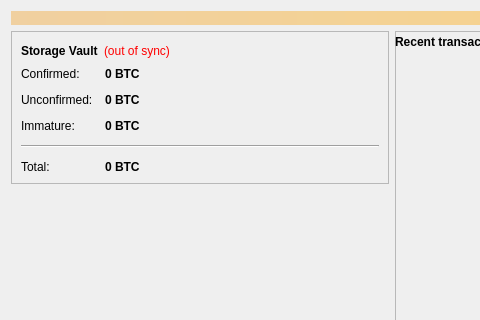
Above: src/qt/forms/overviewpage.ui from bryceweiner/petrodollar before the change; both pictures show x 0 to 480 and y 0 to 320 of the 784 by 477 pixel window. Below: the same form after it.
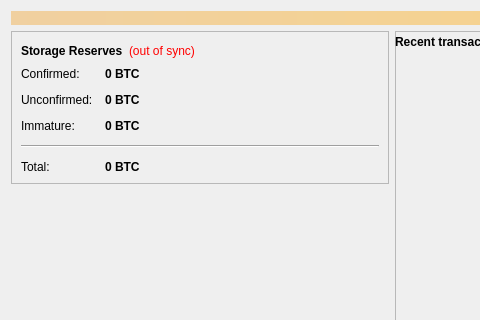
That is the form after the change. Icons and pictures are not drawn.

Commit message: Forgotten grep

```diff
--- a/src/qt/forms/overviewpage.ui
+++ b/src/qt/forms/overviewpage.ui
@@ -54,7 +54,7 @@
                </font>
               </property>
               <property name="text">
-               <string>Storage Vault</string>
+               <string>Storage Reserves</string>
               </property>
              </widget>
             </item>
```
